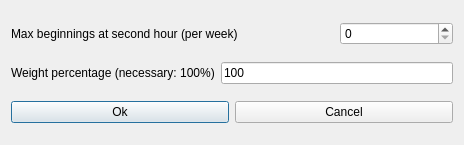
First picture: the form in fet/src/interface/modifyconstraintteachersafternoonsearlymaxbeginningsatsecondhourform_template.ui, repository vonmecheln/fet, before the edit.
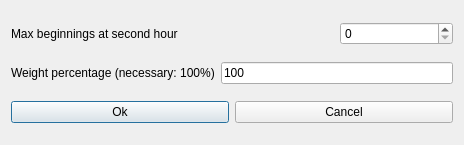
Second picture: the form after the edit.

```diff
--- a/fet/src/interface/modifyconstraintteachersafternoonsearlymaxbeginningsatsecondhourform_template.ui
+++ b/fet/src/interface/modifyconstraintteachersafternoonsearlymaxbeginningsatsecondhourform_template.ui
@@ -41,7 +41,7 @@
       <enum>QFrame::Plain</enum>
      </property>
      <property name="text">
-      <string>Max beginnings at second hour (per week)</string>
+      <string>Max beginnings at second hour</string>
      </property>
      <property name="wordWrap">
       <bool>false</bool>
```
